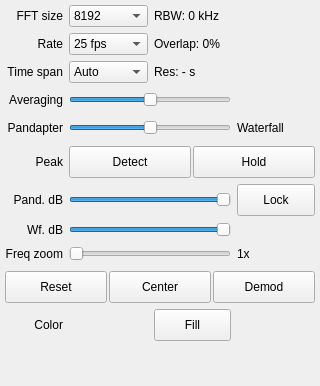
Old version of the form Qt/my_programm/_Other/GQRX/gqrx/src/qtgui/dockfft.ui in the repository RinatB2017/mega_GIT.
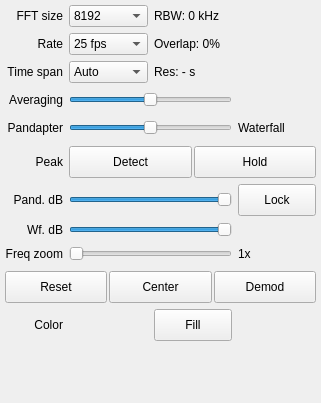
New version of the form. Icons and pictures are not drawn. Custom widgets are drawn as their Qt base class.

```diff
--- a/Qt/my_programm/_Other/GQRX/gqrx/src/qtgui/dockfft.ui
+++ b/Qt/my_programm/_Other/GQRX/gqrx/src/qtgui/dockfft.ui
@@ -6,8 +6,8 @@
    <rect>
     <x>0</x>
     <y>0</y>
-    <width>320</width>
-    <height>386</height>
+    <width>321</width>
+    <height>403</height>
    </rect>
   </property>
   <property name="sizePolicy">
@@ -83,8 +83,8 @@
         <rect>
          <x>0</x>
          <y>0</y>
-         <width>310</width>
-         <height>357</height>
+         <width>311</width>
+         <height>372</height>
         </rect>
        </property>
        <layout class="QVBoxLayout" name="verticalLayout">
```
Left out of the diff: 2 changed lines with no effect on the pictures.
